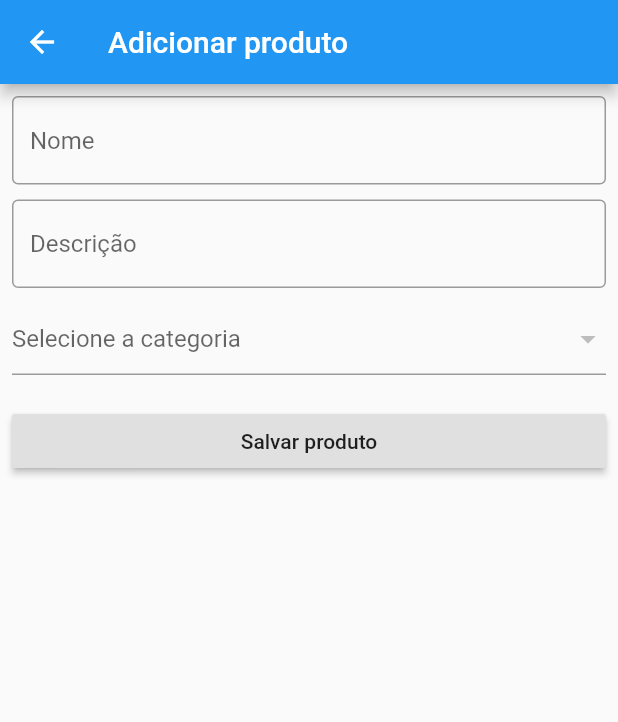
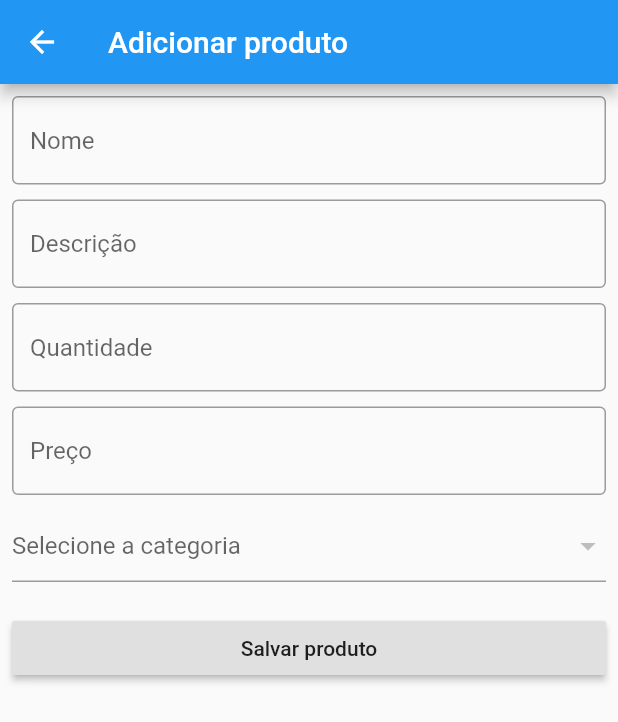
Before and after one commit to lucassant/flutter_crud_moor, a Flutter app: the AddProdutoPage screen opened directly, on a phone screen of 412 x 824 dp. Shown: the top 722 px of the screen. Run offline on Flutter 3.47's test engine with Material 2 defaults, Android fonts, the phone set to English and light mode, and no system bars; our stand-ins replace get_it, moor, moor_flutter; generated files the repository leaves out were written again.

Commit message:
instancia do db pelo GetIt, insert e update de produto ok

```diff
--- a/lib/db/dao/produto_dao.dart
+++ b/lib/db/dao/produto_dao.dart
@@ -27,4 +27,8 @@ class ProdutoDao extends DatabaseAccessor<MyDatabase> with _$ProdutoDaoMixin {
   Future updateProduto(Produto ent) => update(produtos).replace(ent);
 
   Future deleteProduto(Produto ent) => delete(produtos).delete(ent);
+
+  Stream<Produto> getProduto(int id) {
+    return (select(produtos)..where((t) => t.id.equals(id))).watchSingle();
+  }
 }
--- a/lib/db/my_database.dart
+++ b/lib/db/my_database.dart
@@ -20,17 +20,11 @@ class Categorias extends Table {
 
 @UseMoor(tables: [Produtos, Categorias], daos: [ProdutoDao, CategoriaDao])
 class MyDatabase extends _$MyDatabase {
-  static MyDatabase instance = MyDatabase._internal();
+  //static MyDatabase instance = MyDatabase._internal();
 
-  ProdutoDao produtoDao;
-  CategoriaDao categoriaDao;
-
-  MyDatabase._internal()
+  MyDatabase()
       : super(FlutterQueryExecutor.inDatabaseFolder(
-            path: 'db.sqlite', logStatements: true)) {
-    produtoDao = ProdutoDao(this);
-    categoriaDao = CategoriaDao(this);
-  }
+            path: 'db.sqlite', logStatements: true));
 
   @override
   int get schemaVersion => 1;
--- a/lib/main.dart
+++ b/lib/main.dart
@@ -1,7 +1,11 @@
 import 'package:flutter/material.dart';
+import 'package:flutter_crud/db/my_database.dart';
 import 'package:flutter_crud/home/home_page.dart';
+import 'package:get_it/get_it.dart';
 
 void main() {
+  GetIt getIt = GetIt.instance;
+  getIt.registerSingleton<MyDatabase>(MyDatabase());
   return runApp(MyApp());
 }
 
--- a/lib/produto/add_produto_page.dart
+++ b/lib/produto/add_produto_page.dart
@@ -1,15 +1,52 @@
 import 'package:flutter/material.dart';
 import 'package:flutter_crud/db/my_database.dart';
+import 'package:get_it/get_it.dart';
 
 class AddProdutoPage extends StatefulWidget {
+  final int idProduto;
+
+  const AddProdutoPage({Key key, this.idProduto}) : super(key: key);
+
   @override
   _AddProdutoPageState createState() => _AddProdutoPageState();
 }
 
 class _AddProdutoPageState extends State<AddProdutoPage> {
   Produto produto = Produto();
+  bool _alteracao = false;
   int dropdownValue = null;
+  TextEditingController _nome;
+  TextEditingController _descricao;
+  TextEditingController _qtd;
+  TextEditingController _price;
+
+  MyDatabase db;
   final formKey = GlobalKey<FormState>();
+
+  @override
+  void initState() {
+    db = GetIt.instance<MyDatabase>();
+    _nome = TextEditingController();
+    _descricao = TextEditingController();
+    _qtd = TextEditingController();
+    _price = TextEditingController();
+
+    db.produtoDao.getProduto(widget.idProduto).forEach((element) {
+      if (element != null) {
+        produto = element;
+
+        _nome.text = produto.title;
+        _descricao.text = produto.description;
+        _qtd.text = produto.qtd.toString();
+        _price.text = produto.price.toString();
+        dropdownValue = produto.idCategoria;
+
+        _alteracao = true;
+      }
+    });
+
+    super.initState();
+  }
 
   @override
   Widget build(BuildContext context) {
@@ -22,6 +59,7 @@ class _AddProdutoPageState extends State<AddProdutoPage> {
             child: ListView(
               children: <Widget>[
                 TextFormField(
+                  controller: _nome,
                   decoration: InputDecoration(
                       hintText: 'Nome', border: OutlineInputBorder()),
                   onSaved: (v) {
@@ -32,6 +70,7 @@ class _AddProdutoPageState extends State<AddProdutoPage> {
                   height: 10,
                 ),
                 TextFormField(
+                  controller: _descricao,
                   decoration: InputDecoration(
                       hintText: 'Descrição', border: OutlineInputBorder()),
                   onSaved: (v) {
@@ -41,8 +80,32 @@ class _AddProdutoPageState extends State<AddProdutoPage> {
                 SizedBox(
                   height: 10,
                 ),
+                TextFormField(
+                  controller: _qtd,
+                  keyboardType: TextInputType.number,
+                  decoration: InputDecoration(
+                      hintText: 'Quantidade', border: OutlineInputBorder()),
+                  onSaved: (v) {
+                    produto = produto.copyWith(qtd: int.tryParse(v));
+                  },
+                ),
+                SizedBox(
+                  height: 10,
+                ),
+                TextFormField(
+                  controller: _price,
+                  keyboardType: TextInputType.number,
+                  decoration: InputDecoration(
+                      hintText: 'Preço', border: OutlineInputBorder()),
+                  onSaved: (v) {
+                    produto = produto.copyWith(price: double.tryParse(v));
+                  },
+                ),
+                SizedBox(
+                  height: 10,
+                ),
                 StreamBuilder<List<Categoria>>(
-                    stream: MyDatabase.instance.categoriaDao.allCategorias,
+                    stream: db.categoriaDao.allCategorias,
                     builder: (context, snapshot) {
                       if (!snapshot.hasData) return Container();
 
@@ -73,11 +136,14 @@ class _AddProdutoPageState extends State<AddProdutoPage> {
                 RaisedButton(
                   onPressed: () async {
                     formKey.currentState.save();
+                    print('clicou');
+                    print(produto.toJson());
+                    if (_alteracao) {
+                      await db.produtoDao.updateProduto(produto);
+                    } else {
+                      await db.produtoDao.addProduto(produto);
+                    }
 
-                    produto = produto.copyWith(qtd: 1, price: 10.0);
-
-                    print(produto.toJson());
-                    await MyDatabase.instance.produtoDao.addProduto(produto);
                     Navigator.pop(context);
                   },
                   child: Text('Salvar produto'),
```
Also changed, not shown: lib/categoria/categoria_page.dart (+18 -3 lines), lib/home/home_page.dart (+19 -1 lines).
